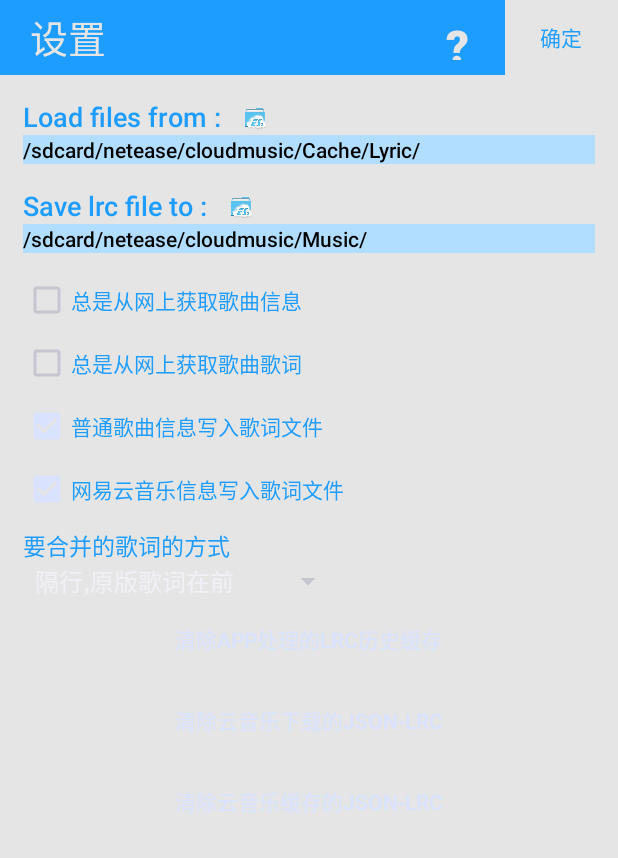
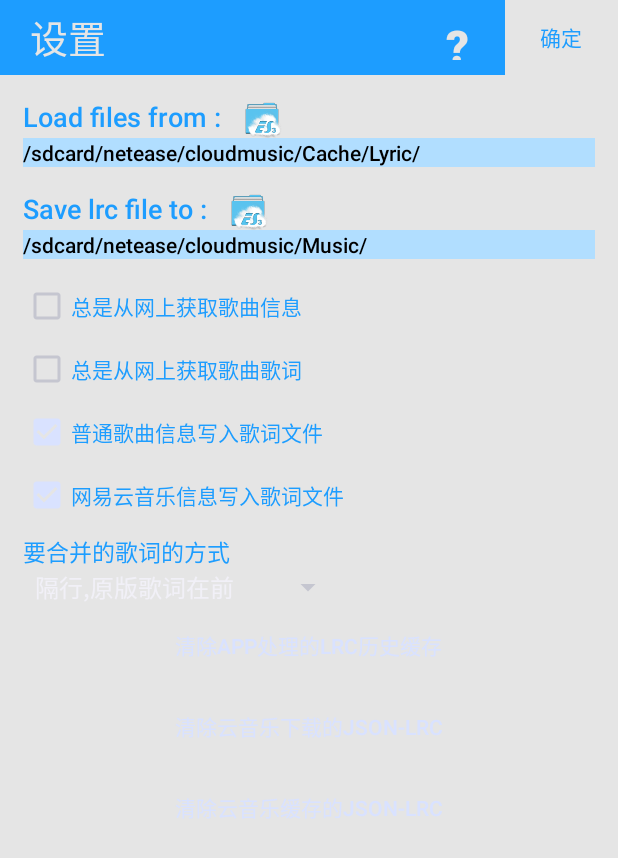
Before and after one commit to KnIfER/wangyi-Lyric-Parser, an Android app: the screen it shows after launch (MainActivity), after a tap on "OPTION", on a phone screen of 412 x 824 dp. Shown: the top 858 px of the screen. Run offline under Robolectric (Android 15) with nearby library versions, the phone set to English and light mode, and no system bars.

```diff
--- a/src/main/res/layout/option_layout.xml
+++ b/src/main/res/layout/option_layout.xml
@@ -69,8 +69,8 @@
 				android:textColor="#1D9DFF"/>
 
 			<Button
-				android:layout_height="15dp"
-				android:layout_width="15dp"
+				android:layout_height="25dp"
+				android:layout_width="25dp"
 				android:text=""
 				style="?android:attr/buttonBarButtonStyle"
 				android:id="@+id/pickFromFolder"
@@ -114,8 +114,8 @@
 				android:textColor="#1D9DFF"/>
 
 			<Button
-				android:layout_height="15dp"
-				android:layout_width="15dp"
+				android:layout_height="25dp"
+				android:layout_width="25dp"
 				android:text=""
 				style="?android:attr/buttonBarButtonStyle"
 				android:id="@+id/pickToFolder"
```
Also changed, not shown: src/main/java/com/mycompany/myapp2/MainActivity.java (+21 -8 lines), 39 other files.
